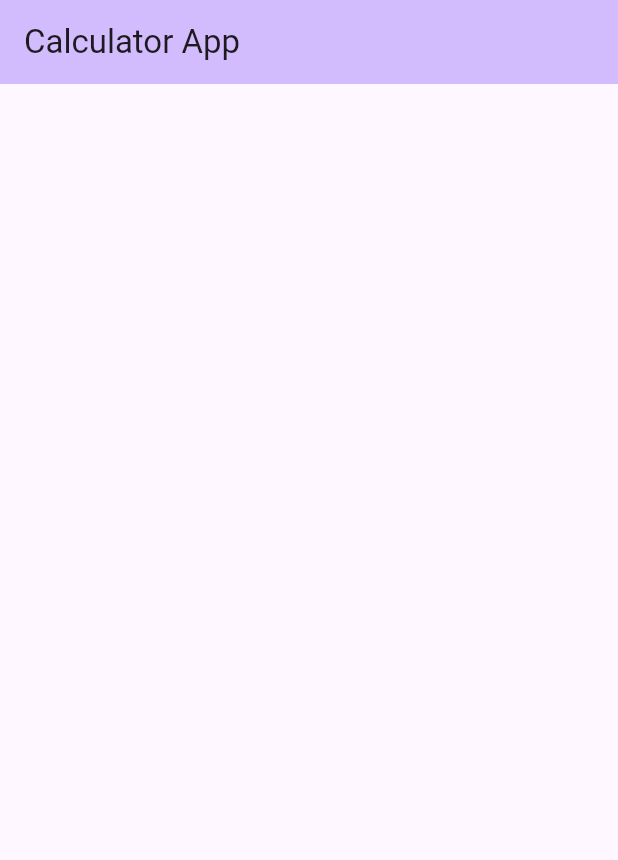
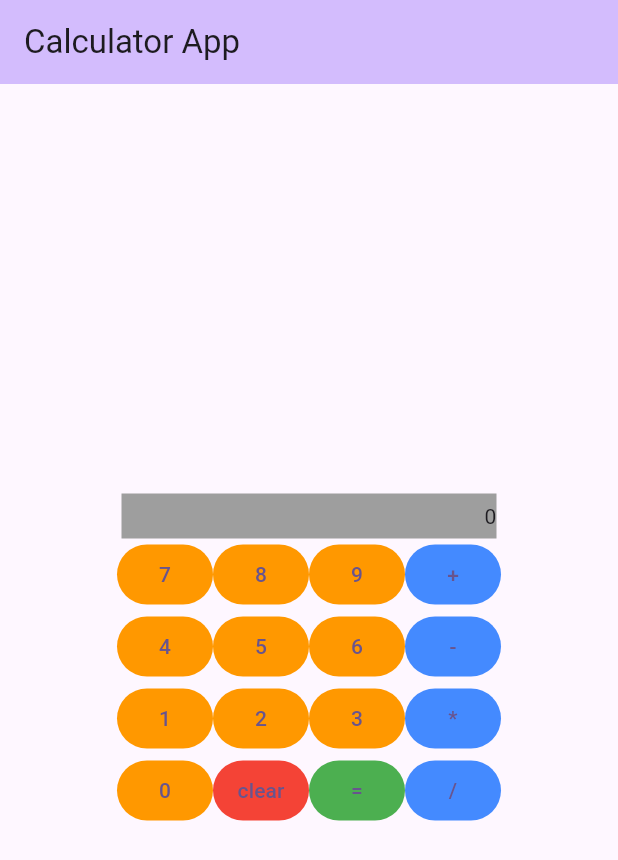
Before and after one commit to fernandocm9/MAD_calc_app, a Flutter app: the screen it shows after launch, on a phone screen of 412 x 824 dp. Shown: the top 860 px of the screen. Run offline on Flutter 3.47's test engine with Material 3 defaults, Android fonts, the phone set to English and light mode, and no system bars.

Commit message:
added the buttons and attached the functions to them to work properly. Also added style to the buttons.

```diff
--- a/calc_app/lib/main.dart
+++ b/calc_app/lib/main.dart
@@ -120,6 +120,44 @@ class _MyHomePageState extends State<MyHomePage> {
         child: Column(
           mainAxisAlignment: MainAxisAlignment.center,
           children: <Widget>[
+            Center(
+              child: Container(
+                height: 30,
+                width: 250,
+                color: Colors.grey,
+                child: Align(alignment: Alignment.centerRight, child: Text(calcDisplay),),
+              ),
+            ),
+            Row(
+              mainAxisAlignment: MainAxisAlignment.center,
+              children: [
+                for(var num in row2) TextButton(onPressed: () => _handleNum(num), style: TextButton.styleFrom(backgroundColor: Colors.orange), child: Text(num)),
+                TextButton(onPressed: () => _handleOperator('+'), style: TextButton.styleFrom(backgroundColor: Colors.blueAccent), child: Text('+'),)
+              ],
+            ),
+            Row(
+              mainAxisAlignment: MainAxisAlignment.center,
+              children: [
+                for(var num in row3) TextButton(onPressed: () => _handleNum(num), style: TextButton.styleFrom(backgroundColor: Colors.orange), child: Text(num)),
+                TextButton(onPressed: () => _handleOperator('-'), style: TextButton.styleFrom(backgroundColor: Colors.blueAccent), child: Text('-'),)
+              ],
+            ),
+            Row(
+              mainAxisAlignment: MainAxisAlignment.center,
+              children: [
+                for(var num in row4) TextButton(onPressed: () => _handleNum(num), style: TextButton.styleFrom(backgroundColor: Colors.orange), child: Text(num)),
+                TextButton(onPressed: () => _handleOperator('*'), style: TextButton.styleFrom(backgroundColor: Colors.blueAccent), child: Text('*'),)
+              ],
+            ),
+            Row(
+              mainAxisAlignment: MainAxisAlignment.center,
+              children: [
+                TextButton(onPressed: () => _handleNum('0'), style: TextButton.styleFrom(backgroundColor: Colors.orange), child: Text('0'),),
+                TextButton(onPressed: () => _clearCurrentCalc(), style: TextButton.styleFrom(backgroundColor: Colors.red), child: Text('clear')),
+                TextButton(onPressed: () => _handleEquals(), style: TextButton.styleFrom(backgroundColor: Colors.green), child: Text('=')),
+                TextButton(onPressed: () => _handleOperator('/'), style: TextButton.styleFrom(backgroundColor: Colors.blueAccent),child: Text('/'))
+              ],
+            )
           ],
         ),
       ), // This trailing comma makes auto-formatting nicer for build methods.
```
